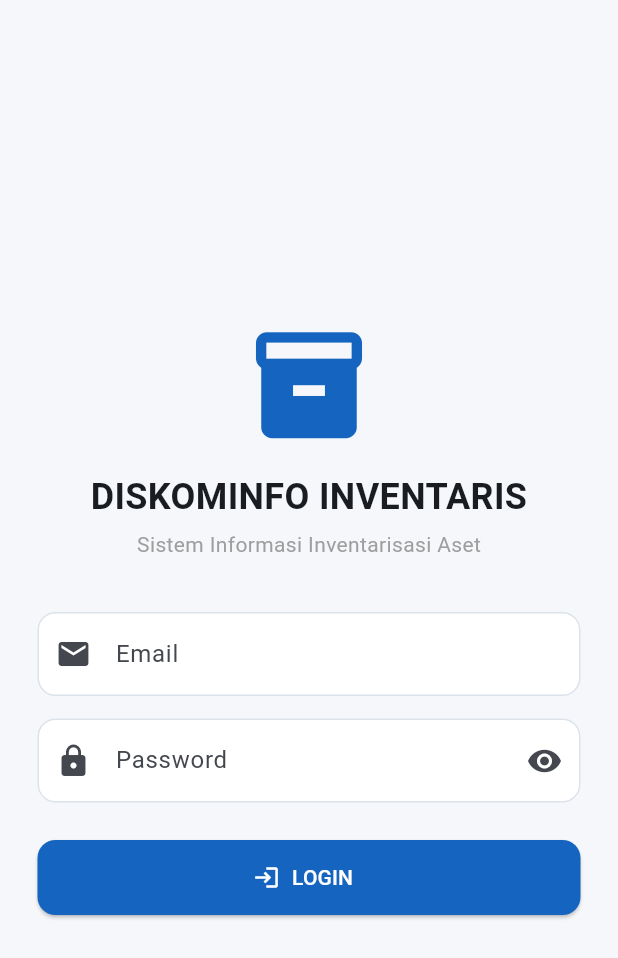
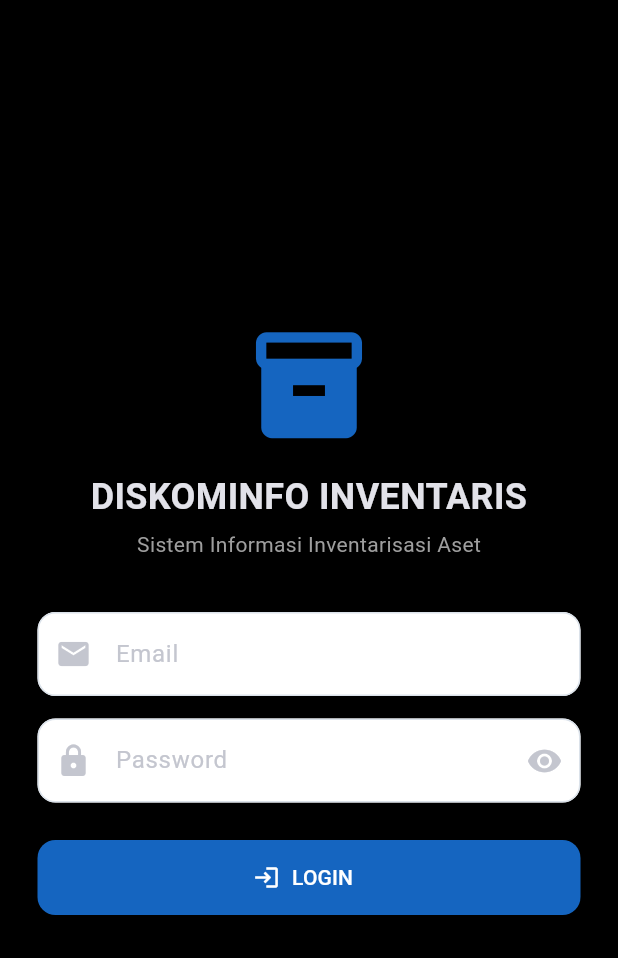
Before and after one commit to Dianaisma20/stok-opnmae, a Flutter app: the screen it shows after launch, on a phone screen of 412 x 824 dp. Shown: the top 958 px of the screen. Run offline on Flutter 3.47's test engine with Material 3 defaults, Android fonts, the phone set to English and light mode, and no system bars; our stand-ins replace cloud_firestore, file_picker, firebase_core, share_plus; missing offline and left inert: excel; accounts and stored records are empty.

Commit message:
ubah warna background

```diff
--- a/lib/main.dart
+++ b/lib/main.dart
@@ -39,8 +39,9 @@ class AplikasiInventaris extends StatelessWidget {
         useMaterial3: true,
         colorScheme: ColorScheme.fromSeed(
           seedColor: const Color(0xff1565c0),
+          brightness: Brightness.dark,
         ),
-        scaffoldBackgroundColor: const Color(0xfff5f7fb),
+        scaffoldBackgroundColor: const Color.fromARGB(255, 0, 0, 0),
         appBarTheme: const AppBarTheme(
           backgroundColor: Color(0xff1565c0),
           foregroundColor: Colors.white,
```
